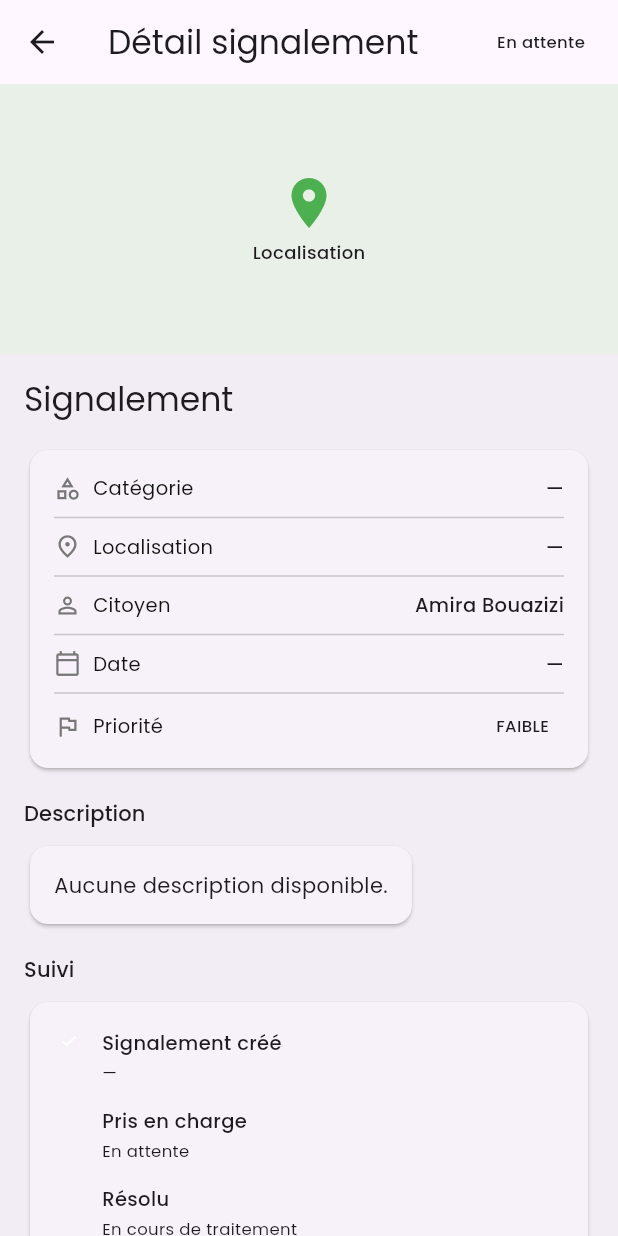
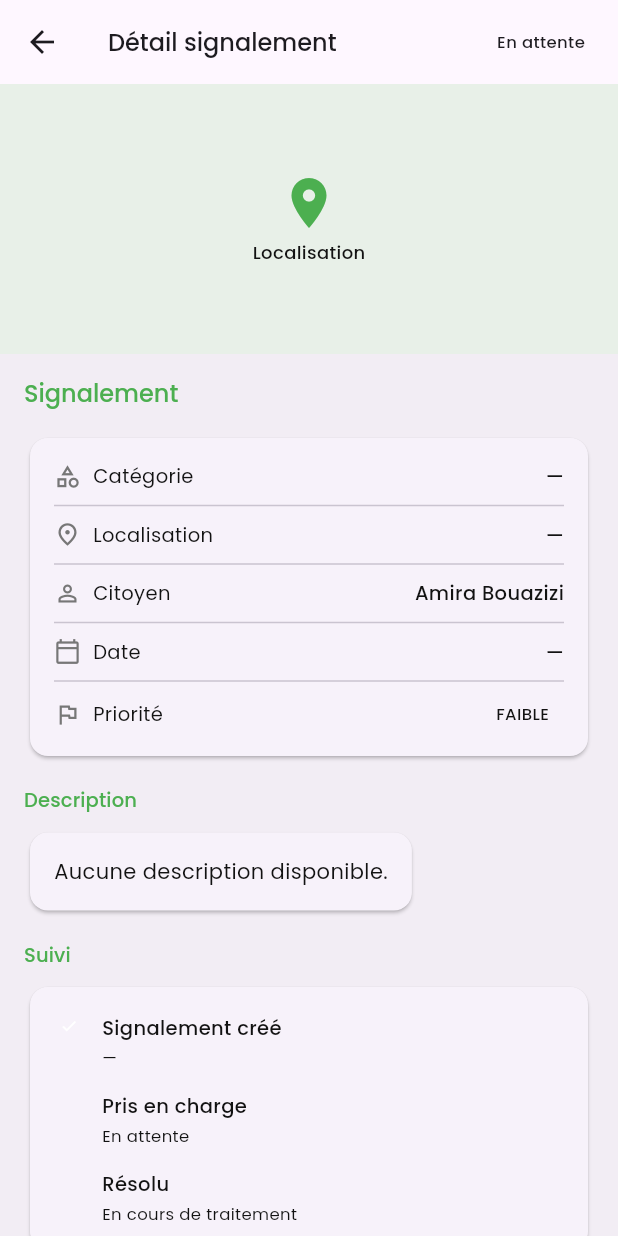
Before and after one commit to sinda-katfaoui/frontend_t_hero, a Flutter app: the SignalementDetailScreen screen opened directly with empty values, on a phone screen of 412 x 824 dp. Run offline on Flutter 3.47's test engine with Material 3 defaults, Android fonts, the phone set to English and light mode, and no system bars; statements that could not run were skipped.

Commit message:
custom_themes

```diff
--- a/lib/utils/themes/custom_themes/outlined_button_theme.dart
+++ b/lib/utils/themes/custom_themes/outlined_button_theme.dart
@@ -1,11 +1,40 @@
 import 'package:flutter/material.dart';
+import 'package:frontend_t_hero/utils/constants/colors.dart';
 
 class TOutlinedButtonTheme {
   TOutlinedButtonTheme._();
 
-  static final OutlinedButtonThemeData lightOutlinedButtonTheme =
-      OutlinedButtonThemeData();
+  static OutlinedButtonThemeData lightOutlinedButtonTheme = OutlinedButtonThemeData(
+    style: OutlinedButton.styleFrom(
+      foregroundColor: TColors.primary,
+      minimumSize: const Size(double.infinity, 50),
+      side: const BorderSide(color: TColors.primary, width: 1),
+      shape: RoundedRectangleBorder(
+        borderRadius: BorderRadius.circular(12),
+      ),
+      textStyle: const TextStyle(
+        fontSize: 15,
+        fontWeight: FontWeight.w500,
+        color: TColors.primary,
+        fontFamily: 'Poppins',
+      ),
+    ),
+  );
 
-  static final OutlinedButtonThemeData darkOutlinedButtonTheme =
-      OutlinedButtonThemeData();
+  static OutlinedButtonThemeData darkOutlinedButtonTheme = OutlinedButtonThemeData(
+    style: OutlinedButton.styleFrom(
+      foregroundColor: TColors.primary,
+      minimumSize: const Size(double.infinity, 50),
+      side: const BorderSide(color: TColors.primary, width: 1),
+      shape: RoundedRectangleBorder(
+        borderRadius: BorderRadius.circular(12),
+      ),
+      textStyle: const TextStyle(
+        fontSize: 15,
+        fontWeight: FontWeight.w500,
+        color: TColors.primary,
+        fontFamily: 'Poppins',
+      ),
+    ),
+  );
 }
--- a/lib/utils/themes/custom_themes/text_theme.dart
+++ b/lib/utils/themes/custom_themes/text_theme.dart
@@ -1,8 +1,36 @@
 import 'package:flutter/material.dart';
+import 'package:frontend_t_hero/utils/constants/colors.dart';
 
 class TTextTheme {
   TTextTheme._();
 
-  static const TextTheme lightTextTheme = TextTheme();
-  static const TextTheme darkTextTheme = TextTheme();
+  static TextTheme lightTextTheme = const TextTheme(
+    headlineLarge:  TextStyle(fontSize: 28, fontWeight: FontWeight.w600, color: TColors.textPrimary, fontFamily: 'Poppins'),
+    headlineMedium: TextStyle(fontSize: 22, fontWeight: FontWeight.w500, color: TColors.textPrimary, fontFamily: 'Poppins'),
+    headlineSmall:  TextStyle(fontSize: 18, fontWeight: FontWeight.w500, color: TColors.textPrimary, fontFamily: 'Poppins'),
+    titleLarge:     TextStyle(fontSize: 16, fontWeight: FontWeight.w500, color: TColors.textPrimary, fontFamily: 'Poppins'),
+    titleMedium:    TextStyle(fontSize: 14, fontWeight: FontWeight.w500, color: TColors.textPrimary, fontFamily: 'Poppins'),
+    titleSmall:     TextStyle(fontSize: 13, fontWeight: FontWeight.w500, color: TColors.textPrimary, fontFamily: 'Poppins'),
+    bodyLarge:      TextStyle(fontSize: 16, fontWeight: FontWeight.w400, color: TColors.textPrimary, fontFamily: 'Poppins'),
+    bodyMedium:     TextStyle(fontSize: 14, fontWeight: FontWeight.w400, color: TColors.textSecondary, fontFamily: 'Poppins'),
+    bodySmall:      TextStyle(fontSize: 12, fontWeight: FontWeight.w400, color: TColors.textHint, fontFamily: 'Poppins'),
+    labelLarge:     TextStyle(fontSize: 13, fontWeight: FontWeight.w500, color: TColors.textPrimary, fontFamily: 'Poppins'),
+    labelMedium:    TextStyle(fontSize: 12, fontWeight: FontWeight.w400, color: TColors.textSecondary, fontFamily: 'Poppins'),
+    labelSmall:     TextStyle(fontSize: 11, fontWeight: FontWeight.w400, color: TColors.textHint, fontFamily: 'Poppins'),
+  );
+
+  static TextTheme darkTextTheme = const TextTheme(
+    headlineLarge:  TextStyle(fontSize: 28, fontWeight: FontWeight.w600, color: TColors.textWhite, fontFamily: 'Poppins'),
+    headlineMedium: TextStyle(fontSize: 22, fontWeight: FontWeight.w500, color: TColors.textWhite, fontFamily: 'Poppins'),
+    headlineSmall:  TextStyle(fontSize: 18, fontWeight: FontWeight.w500, color: TColors.textWhite, fontFamily: 'Poppins'),
+    titleLarge:     TextStyle(fontSize: 16, fontWeight: FontWeight.w500, color: TColors.textWhite, fontFamily: 'Poppins'),
+    titleMedium:    TextStyle(fontSize: 14, fontWeight: FontWeight.w500, color: TColors.textWhite, fontFamily: 'Poppins'),
+    titleSmall:     TextStyle(fontSize: 13, fontWeight: FontWeight.w500, color: TColors.textWhite, fontFamily: 'Poppins'),
+    bodyLarge:      TextStyle(fontSize: 16, fontWeight: FontWeight.w400, color: TColors.textWhite, fontFamily: 'Poppins'),
+    bodyMedium:     TextStyle(fontSize: 14, fontWeight: FontWeight.w400, color: TColors.grey, fontFamily: 'Poppins'),
+    bodySmall:      TextStyle(fontSize: 12, fontWeight: FontWeight.w400, color: TColors.grey, fontFamily: 'Poppins'),
+    labelLarge:     TextStyle(fontSize: 13, fontWeight: FontWeight.w500, color: TColors.textWhite, fontFamily: 'Poppins'),
+    labelMedium:    TextStyle(fontSize: 12, fontWeight: FontWeight.w400, color: TColors.grey, fontFamily: 'Poppins'),
+    labelSmall:     TextStyle(fontSize: 11, fontWeight: FontWeight.w400, color: TColors.grey, fontFamily: 'Poppins'),
+  );
 }
```
Also changed, not shown: lib/utils/themes/custom_themes/appbar_theme.dart (+36 -0 lines), lib/utils/themes/custom_themes/bottom_sheet_theme.dart (+26 -0 lines), lib/utils/themes/custom_themes/checkbox_theme.dart (+36 -0 lines), lib/utils/themes/custom_themes/chip_theme.dart (+40 -0 lines), lib/utils/themes/custom_themes/dialog_theme.dart (+44 -0 lines), lib/utils/themes/custom_themes/elevated_button_theme.dart (+44 -0 lines), lib/utils/themes/custom_themes/text_button_theme.dart (+28 -0 lines).
